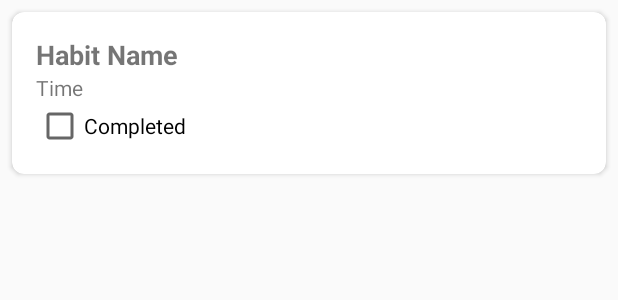
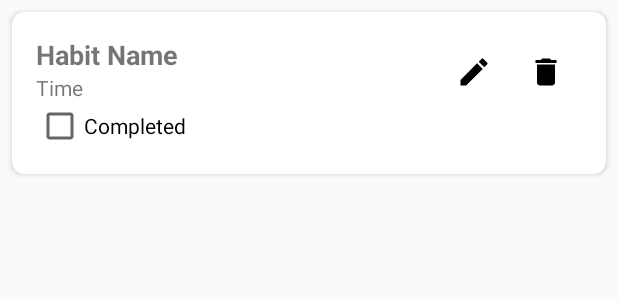
Before and after one commit to AlejandroVialardSantana/HabitHero, an Android app: the layout item_habit.xml on its own in the app's theme, with its tools: preview values and no code run, on a phone screen of 412 x 824 dp. Shown: the top 300 px of the screen. Run offline under Robolectric (Android 15) with nearby library versions, the phone set to English and light mode, and no system bars.

Commit message:
FEAT: Eliminar hábito

```diff
--- /dev/null
+++ b/app/src/main/res/drawable/ic_delete.xml
@@ -0,0 +1,5 @@
+<vector android:height="24dp" android:tint="#000000"
+    android:viewportHeight="24" android:viewportWidth="24"
+    android:width="24dp" xmlns:android="http://schemas.android.com/apk/res/android">
+    <path android:fillColor="@android:color/white" android:pathData="M6,19c0,1.1 0.9,2 2,2h8c1.1,0 2,-0.9 2,-2V7H6v12zM19,4h-3.5l-1,-1h-5l-1,1H5v2h14V4z"/>
+</vector>
--- /dev/null
+++ b/app/src/main/res/drawable/ic_edit.xml
@@ -0,0 +1,5 @@
+<vector android:height="24dp" android:tint="#000000"
+    android:viewportHeight="24" android:viewportWidth="24"
+    android:width="24dp" xmlns:android="http://schemas.android.com/apk/res/android">
+    <path android:fillColor="@android:color/white" android:pathData="M3,17.25V21h3.75L17.81,9.94l-3.75,-3.75L3,17.25zM20.71,7.04c0.39,-0.39 0.39,-1.02 0,-1.41l-2.34,-2.34c-0.39,-0.39 -1.02,-0.39 -1.41,0l-1.83,1.83 3.75,3.75 1.83,-1.83z"/>
+</vector>
--- a/app/src/main/res/layout/item_habit.xml
+++ b/app/src/main/res/layout/item_habit.xml
@@ -9,8 +9,14 @@
     <LinearLayout
         android:layout_width="match_parent"
         android:layout_height="wrap_content"
-        android:orientation="vertical"
+        android:orientation="horizontal"
         android:padding="16dp">
+
+        <LinearLayout
+            android:layout_width="0dp"
+            android:layout_height="wrap_content"
+            android:layout_weight="1"
+            android:orientation="vertical">
 
             <TextView
                 android:id="@+id/habitName"
@@ -32,6 +38,21 @@
                 android:layout_width="wrap_content"
                 android:layout_height="wrap_content"
                 android:text="Completed" />
+        </LinearLayout>
+
+        <ImageView
+            android:id="@+id/editHabit"
+            android:layout_width="48dp"
+            android:layout_height="48dp"
+            android:src="@drawable/ic_edit"
+            android:padding="12dp" />
+
+        <ImageView
+            android:id="@+id/deleteHabit"
+            android:layout_width="48dp"
+            android:layout_height="48dp"
+            android:src="@drawable/ic_delete"
+            android:padding="12dp" />
 
     </LinearLayout>
 </androidx.cardview.widget.CardView>
```
Also changed, not shown: app/src/main/java/com/avs/habithero/adapters/HabitAdapter.kt (+18 -2 lines), app/src/main/java/com/avs/habithero/repository/HabitRepository.kt (+34 -10 lines), app/src/main/java/com/avs/habithero/ui/fragments/HomeFragment.kt (+11 -1 lines), app/src/main/java/com/avs/habithero/viewmodel/HomeViewModel.kt (+9 -1 lines). Lines whose indentation alone changed are shown as unchanged.
